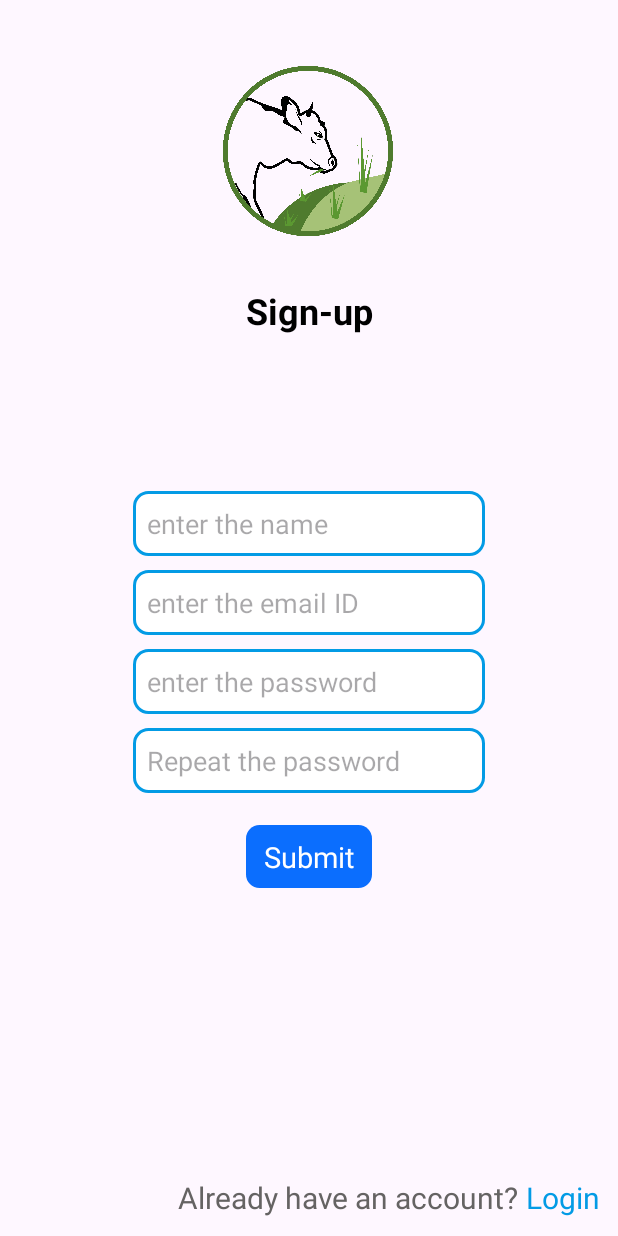
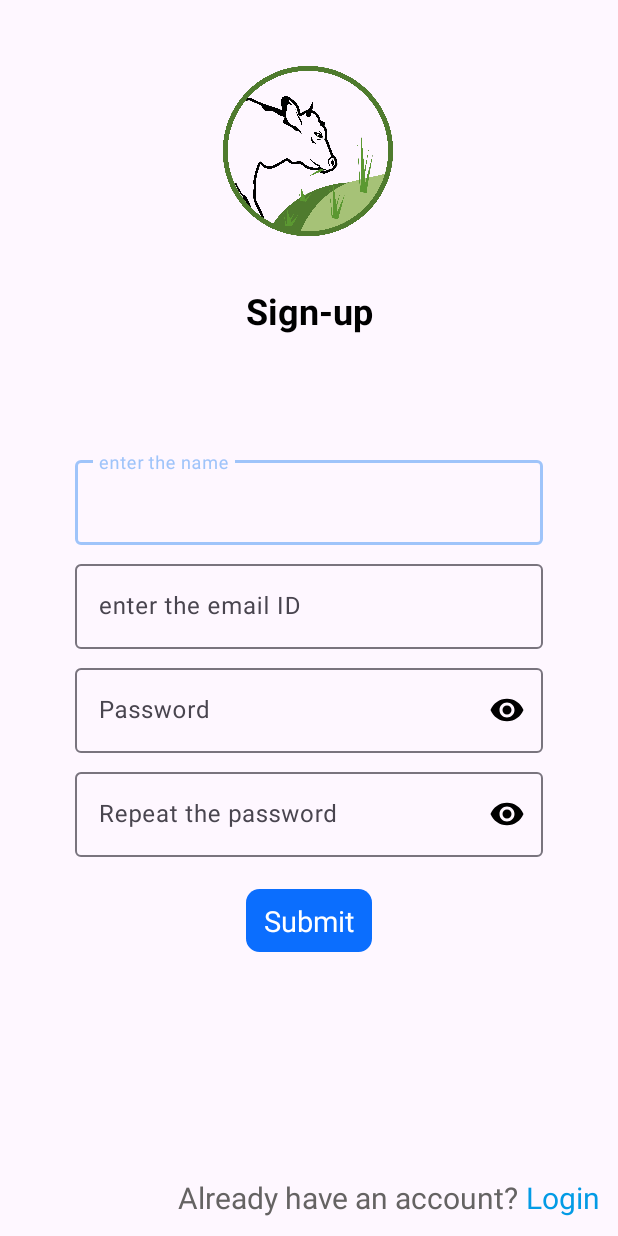
Before and after one commit to Karangupta0786/BDW, an Android app: the screen it shows after launch (SignupActivity), on a phone screen of 412 x 824 dp. Run offline under Robolectric (Android 15) with nearby library versions, the phone set to English and light mode, and no system bars; our stand-ins replace Firebase (no records; nobody signed in at launch, a user with empty details on screens opened directly).

Commit message:
All Todos done.

```diff
--- a/app/src/main/java/com/example/bdwapp/SplashScreen.kt
+++ b/app/src/main/java/com/example/bdwapp/SplashScreen.kt
@@ -6,15 +6,23 @@ import android.os.Bundle
 import android.os.Handler
 import android.os.Looper
 import com.example.bdwapp.authentication.SignupActivity
+import com.google.firebase.auth.FirebaseAuth
 
 class SplashScreen : AppCompatActivity() {
+    private lateinit var auth:FirebaseAuth
+    private lateinit var intent: Intent
     override fun onCreate(savedInstanceState: Bundle?) {
         super.onCreate(savedInstanceState)
         setContentView(R.layout.activity_splash_screen)
 
-        val intent = Intent(this@SplashScreen, SignupActivity::class.java)
+        auth = FirebaseAuth.getInstance()
 
-        // TODO: Navigate directly to DASHBOARD If user is already logged in!
+        if (auth.currentUser != null){
+            intent = Intent(this,MainActivity::class.java)
+        }
+        else{
+            intent = Intent(this@SplashScreen, SignupActivity::class.java)
+        }
 
         Handler(Looper.getMainLooper()).postDelayed(Runnable {
             startActivity(intent)
--- /dev/null
+++ b/app/src/main/res/drawable/mail.xml
@@ -0,0 +1,5 @@
+<vector android:height="24dp" android:tint="#000000"
+    android:viewportHeight="24" android:viewportWidth="24"
+    android:width="24dp" xmlns:android="http://schemas.android.com/apk/res/android">
+    <path android:fillColor="@android:color/white" android:pathData="M19,3H5C3.9,3 3,3.9 3,5v14c0,1.1 0.9,2 2,2h14c1.1,0 2,-0.9 2,-2V5C21,3.9 20.1,3 19,3zM12,6c1.93,0 3.5,1.57 3.5,3.5c0,1.93 -1.57,3.5 -3.5,3.5s-3.5,-1.57 -3.5,-3.5C8.5,7.57 10.07,6 12,6zM19,19H5v-0.23c0,-0.62 0.28,-1.2 0.76,-1.58C7.47,15.82 9.64,15 12,15s4.53,0.82 6.24,2.19c0.48,0.38 0.76,0.97 0.76,1.58V19z"/>
+</vector>
--- a/app/src/main/res/layout/activity_signup.xml
+++ b/app/src/main/res/layout/activity_signup.xml
@@ -34,71 +34,158 @@
         android:orientation="horizontal"
         app:layout_constraintGuide_percent="0.45"/>
 
-    <!-- ToDo: Use Text input layout instead of EditText-->
+<!--    <EditText-->
+<!--        android:id="@+id/et_name"-->
+<!--        android:layout_width="wrap_content"-->
+<!--        android:layout_height="wrap_content"-->
+<!--        app:layout_constraintBottom_toTopOf="@id/g1"-->
+<!--        app:layout_constraintStart_toStartOf="parent"-->
+<!--        app:layout_constraintEnd_toEndOf="parent"-->
+<!--        android:ems="11"-->
+<!--        android:padding="9dp"-->
+<!--        android:hint="enter the name"-->
+<!--        android:background="@drawable/et_background"-->
+<!--        android:inputType="text"/>-->
 
-    <EditText
-        android:id="@+id/et_name"
-        android:layout_width="wrap_content"
+    <com.google.android.material.textfield.TextInputLayout
+        android:id="@+id/name_layout"
+        android:layout_width="match_parent"
         android:layout_height="wrap_content"
-        app:layout_constraintBottom_toTopOf="@id/g1"
         app:layout_constraintStart_toStartOf="parent"
         app:layout_constraintEnd_toEndOf="parent"
-        android:ems="11"
-        android:padding="9dp"
+        app:layout_constraintBottom_toTopOf="@id/g1"
         android:hint="enter the name"
-        android:background="@drawable/et_background"
-        android:inputType="text"/>
+        android:layout_marginBottom="7dp"
+        android:layout_marginHorizontal="50dp">
+        <com.google.android.material.textfield.TextInputEditText
+            android:id="@+id/et_name"
+            android:layout_width="match_parent"
+            android:layout_height="match_parent"
+            android:textColorHint="@color/light_black"
+            android:textColor="@color/black"
+            android:inputType="text"/>
+    </com.google.android.material.textfield.TextInputLayout>
 
 
 
 
-    <EditText
-        android:id="@+id/email_signup"
-        android:layout_width="wrap_content"
+<!--    <EditText-->
+<!--        android:id="@+id/email_signup"-->
+<!--        android:layout_width="wrap_content"-->
+<!--        android:layout_height="wrap_content"-->
+<!--        app:layout_constraintTop_toBottomOf="@id/g1"-->
+<!--        app:layout_constraintStart_toStartOf="parent"-->
+<!--        app:layout_constraintEnd_toEndOf="parent"-->
+<!--        android:background="@drawable/et_background"-->
+<!--        android:layout_marginTop="9dp"-->
+<!--        android:padding="9dp"-->
+<!--        android:hint="enter the email ID"-->
+<!--        android:ems="11"-->
+<!--        android:inputType="textEmailAddress"/>-->
+
+
+    <com.google.android.material.textfield.TextInputLayout
+        android:id="@+id/email_layout"
+        android:layout_width="match_parent"
         android:layout_height="wrap_content"
-        app:layout_constraintTop_toBottomOf="@id/g1"
         app:layout_constraintStart_toStartOf="parent"
         app:layout_constraintEnd_toEndOf="parent"
-        android:background="@drawable/et_background"
-        android:layout_marginTop="9dp"
-        android:padding="9dp"
+        app:layout_constraintTop_toBottomOf="@id/g1"
         android:hint="enter the email ID"
-        android:ems="11"
-        android:inputType="textEmailAddress"/>
+        android:layout_marginHorizontal="50dp">
+        <com.google.android.material.textfield.TextInputEditText
+            android:id="@+id/email_signup"
+            android:layout_width="match_parent"
+            android:layout_height="match_parent"
+            android:textColorHint="@color/light_black"
+            android:textColor="@color/black"
+            android:inputType="textEmailAddress"/>
+    </com.google.android.material.textfield.TextInputLayout>
 
-    <EditText
-        android:id="@+id/password_signup"
-        android:layout_width="wrap_content"
+<!--    <EditText-->
+<!--        android:id="@+id/password_signup"-->
+<!--        android:layout_width="wrap_content"-->
+<!--        android:layout_height="wrap_content"-->
+<!--        app:layout_constraintTop_toBottomOf="@id/email_layout"-->
+<!--        app:layout_constraintStart_toStartOf="parent"-->
+<!--        app:layout_constraintEnd_toEndOf="parent"-->
+<!--        android:background="@drawable/et_background"-->
+<!--        android:layout_marginTop="9dp"-->
+<!--        android:padding="9dp"-->
+<!--        android:hint="enter the password"-->
+<!--        android:ems="11"-->
+<!--        android:inputType="numberPassword"/>-->
+
+
+    <com.google.android.material.textfield.TextInputLayout
+        android:id="@+id/password_layout"
+        android:layout_width="match_parent"
         android:layout_height="wrap_content"
-        app:layout_constraintTop_toBottomOf="@id/email_signup"
+        app:layout_constraintTop_toBottomOf="@id/email_layout"
         app:layout_constraintStart_toStartOf="parent"
         app:layout_constraintEnd_toEndOf="parent"
-        android:background="@drawable/et_background"
-        android:layout_marginTop="9dp"
-        android:padding="9dp"
-        android:hint="enter the password"
-        android:ems="11"
-        android:inputType="numberPassword"/>
-    <EditText
-        android:id="@+id/repeat_password"
-        android:layout_width="wrap_content"
+        android:layout_marginHorizontal="50dp"
+        android:hint="Password"
+        android:layout_marginTop="7dp"
+        app:startIconTint="@color/black"
+        app:endIconMode="password_toggle"
+        app:endIconTint="@color/black">
+
+        <com.google.android.material.textfield.TextInputEditText
+            android:id="@+id/password_signup"
+            android:layout_width="match_parent"
+            android:layout_height="match_parent"
+            android:inputType="textPassword"
+            android:textColorHint="@color/light_black"
+            android:textColor="@color/black" />
+
+    </com.google.android.material.textfield.TextInputLayout>
+
+<!--    <EditText-->
+<!--        android:id="@+id/repeat_password"-->
+<!--        android:layout_width="wrap_content"-->
+<!--        android:layout_height="wrap_content"-->
+<!--        app:layout_constraintTop_toBottomOf="@id/password_layout"-->
+<!--        app:layout_constraintStart_toStartOf="parent"-->
+<!--        app:layout_constraintEnd_toEndOf="parent"-->
+<!--        android:background="@drawable/et_background"-->
+<!--        android:layout_marginTop="9dp"-->
+<!--        android:padding="9dp"-->
+<!--        android:hint="Repeat the password"-->
+<!--        android:ems="11"-->
+<!--        android:inputType="numberPassword"/>-->
+
+    <com.google.android.material.textfield.TextInputLayout
+        android:id="@+id/repeat_password_layout"
+        android:layout_width="match_parent"
         android:layout_height="wrap_content"
-        app:layout_constraintTop_toBottomOf="@id/password_signup"
+        app:layout_constraintTop_toBottomOf="@id/password_layout"
         app:layout_constraintStart_toStartOf="parent"
         app:layout_constraintEnd_toEndOf="parent"
-        android:background="@drawable/et_background"
-        android:layout_marginTop="9dp"
-        android:padding="9dp"
+        android:layout_marginHorizontal="50dp"
         android:hint="Repeat the password"
-        android:ems="11"
-        android:inputType="numberPassword"/>
+        android:layout_marginTop="7dp"
+        app:startIconTint="@color/black"
+        app:endIconMode="password_toggle"
+        app:endIconTint="@color/black">
+
+        <com.google.android.material.textfield.TextInputEditText
+            android:id="@+id/repeat_password"
+            android:layout_width="match_parent"
+            android:layout_height="match_parent"
+            android:inputType="textPassword"
+            android:textColorHint="@color/light_black"
+            android:textColor="@color/black" />
+
+    </com.google.android.material.textfield.TextInputLayout>
+
 
 
     <androidx.cardview.widget.CardView
         android:id="@+id/card_submit"
         android:layout_width="wrap_content"
         android:layout_height="wrap_content"
-        app:layout_constraintTop_toBottomOf="@id/repeat_password"
+        app:layout_constraintTop_toBottomOf="@id/repeat_password_layout"
         app:layout_constraintStart_toStartOf="parent"
         app:cardCornerRadius="9dp"
         app:cardElevation="2dp"
```
Also changed, not shown: app/src/main/res/layout/activity_login.xml (+49 -20 lines).
